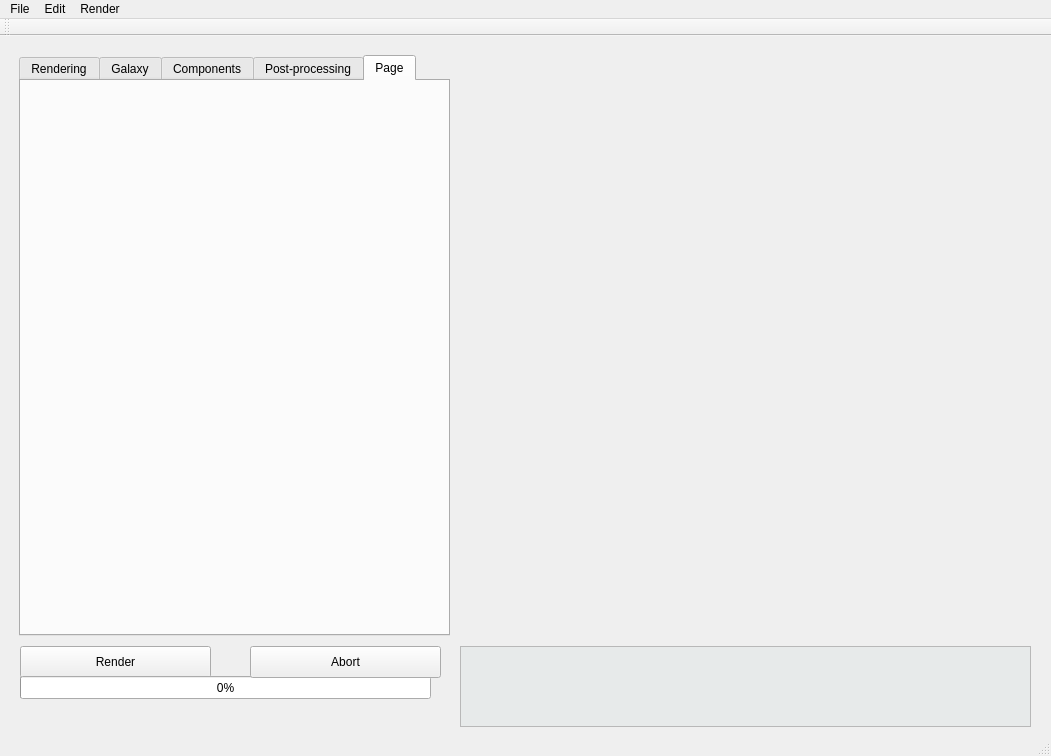
The window that mainwindow.ui (leuat/gamer) describes before a commit, drawn with Qt 5.
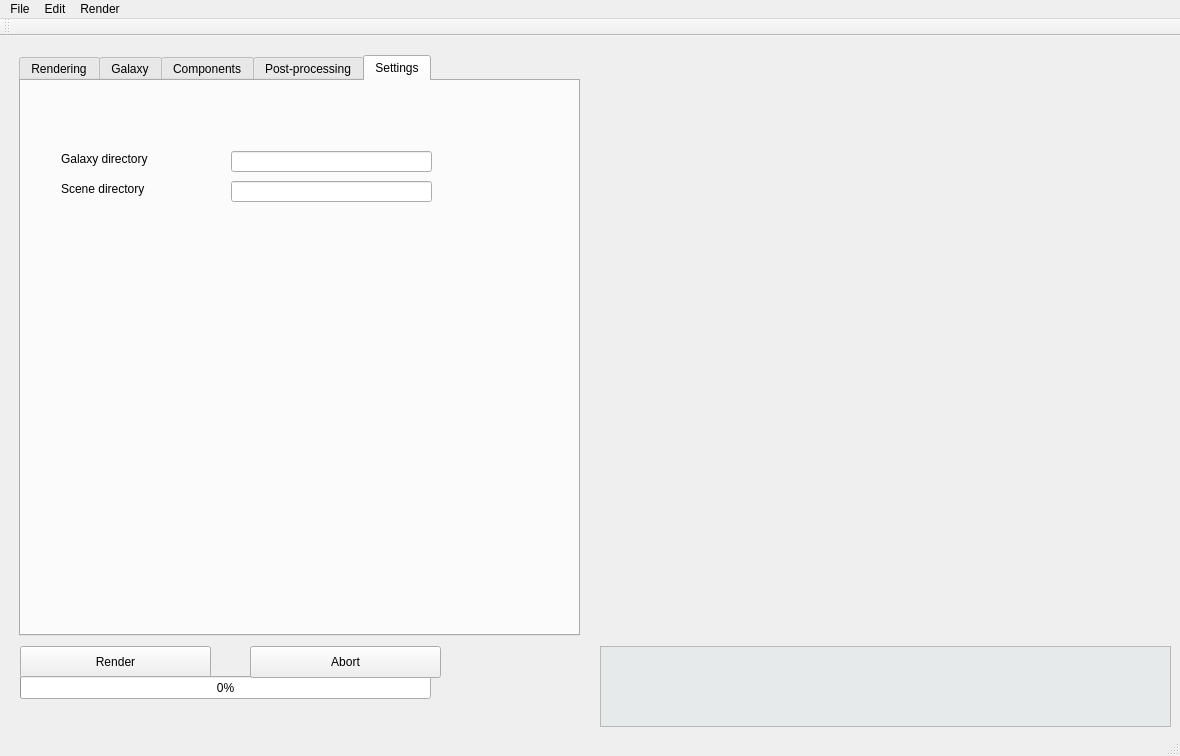
The same window after the commit. The open tabs and pages were chosen to show the change. Custom widgets are drawn as their Qt base class.

Commit message: galaxy list

Diff of the .ui file:
```diff
--- a/mainwindow.ui
+++ b/mainwindow.ui
@@ -9,7 +9,7 @@
    <rect>
     <x>0</x>
     <y>0</y>
-    <width>1051</width>
+    <width>1180</width>
     <height>756</height>
    </rect>
   </property>
@@ -22,7 +22,7 @@
      <rect>
       <x>19</x>
       <y>19</y>
-      <width>431</width>
+      <width>561</width>
       <height>581</height>
      </rect>
     </property>
@@ -789,14 +789,60 @@
       <number>-1</number>
      </property>
      <attribute name="title">
-      <string>Page</string>
+      <string>Settings</string>
      </attribute>
+     <widget class="QLabel" name="label_25">
+      <property name="geometry">
+       <rect>
+        <x>40</x>
+        <y>70</y>
+        <width>151</width>
+        <height>16</height>
+       </rect>
+      </property>
+      <property name="text">
+       <string>Galaxy directory</string>
+      </property>
+     </widget>
+     <widget class="QLineEdit" name="leGalaxyDir">
+      <property name="geometry">
+       <rect>
+        <x>210</x>
+        <y>70</y>
+        <width>201</width>
+        <height>21</height>
+       </rect>
+      </property>
+     </widget>
+     <widget class="QLabel" name="label_27">
+      <property name="geometry">
+       <rect>
+        <x>40</x>
+        <y>100</y>
+        <width>151</width>
+        <height>16</height>
+       </rect>
+      </property>
+      <property name="text">
+       <string>Scene directory</string>
+      </property>
+     </widget>
+     <widget class="QLineEdit" name="leSceneDir">
+      <property name="geometry">
+       <rect>
+        <x>210</x>
+        <y>100</y>
+        <width>201</width>
+        <height>21</height>
+       </rect>
+      </property>
+     </widget>
     </widget>
    </widget>
    <widget class="GLWidget" name="myGLWidget" native="true">
     <property name="geometry">
      <rect>
-      <x>460</x>
+      <x>600</x>
       <y>10</y>
       <width>571</width>
       <height>591</height>
@@ -848,7 +894,7 @@
    <widget class="QListWidget" name="lstMessages">
     <property name="geometry">
      <rect>
-      <x>460</x>
+      <x>600</x>
       <y>610</y>
       <width>571</width>
       <height>81</height>
@@ -904,7 +950,7 @@
     <rect>
      <x>0</x>
      <y>0</y>
-     <width>1051</width>
+     <width>1180</width>
      <height>22</height>
     </rect>
    </property>
```
Left out of the diff: 39 changed lines with no effect on the pictures. The commit also changes 19 other files.
